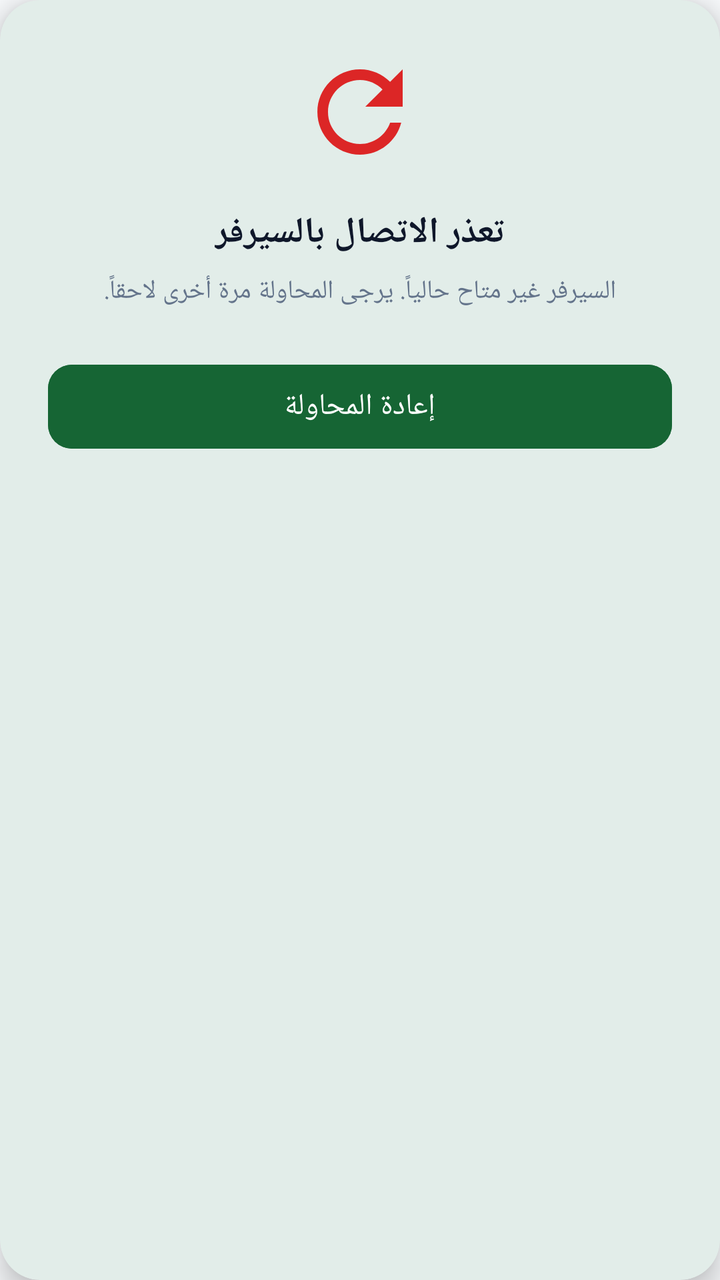
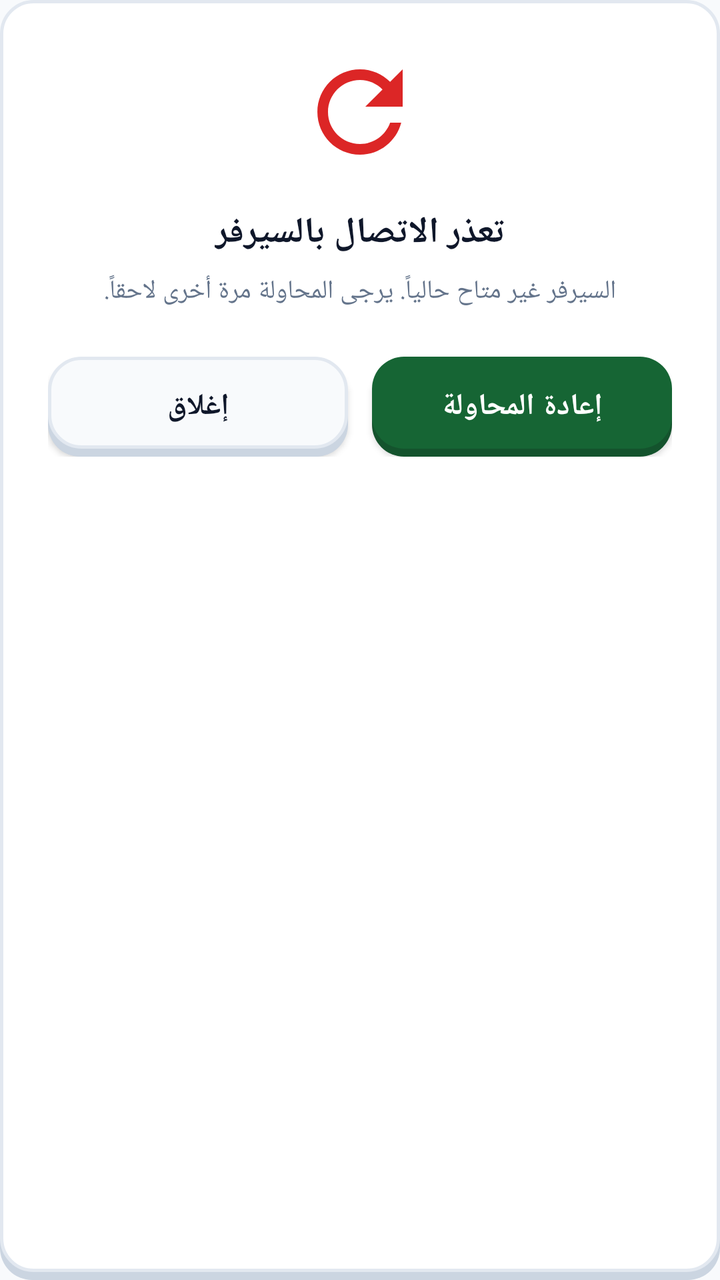

Two renders of the same Android screen: before a commit and after it. Below are the layout's source before the change and the commit's diff.
<!-- AndroidManifest.xml: application theme Theme.VisionHuntOnline -->
<!-- res/layout/dialog_server_error.xml -->
<?xml version="1.0" encoding="utf-8"?>
<com.google.android.material.card.MaterialCardView xmlns:android="http://schemas.android.com/apk/res/android"
    xmlns:app="http://schemas.android.com/apk/res-auto"
    android:layout_width="match_parent"
    android:layout_height="wrap_content"
    android:layout_margin="20dp"
    app:cardCornerRadius="20dp"
    app:cardElevation="8dp"
    app:strokeWidth="0dp">

    <LinearLayout
        android:layout_width="match_parent"
        android:layout_height="wrap_content"
        android:gravity="center"
        android:layoutDirection="rtl"
        android:orientation="vertical"
        android:padding="24dp"
        android:textDirection="rtl">

        <ImageView
            android:layout_width="64dp"
            android:layout_height="64dp"
            android:contentDescription="خطأ بالسيرفر"
            android:src="@drawable/ic_restart"
            app:tint="#DC2626" />

        <TextView
            android:layout_width="wrap_content"
            android:layout_height="wrap_content"
            android:layout_marginTop="16dp"
            android:text="تعذر الاتصال بالسيرفر"
            android:textColor="@color/text_primary"
            android:textSize="18sp"
            android:textStyle="bold" />

        <TextView
            android:layout_width="wrap_content"
            android:layout_height="wrap_content"
            android:layout_marginTop="8dp"
            android:gravity="center"
            android:text="السيرفر غير متاح حالياً. يرجى المحاولة مرة أخرى لاحقاً."
            android:textColor="@color/text_secondary"
            android:textSize="13sp" />

        <com.google.android.material.button.MaterialButton
            android:id="@+id/btn_retry_server"
            android:layout_width="match_parent"
            android:layout_height="50dp"
            android:layout_marginTop="24dp"
            android:backgroundTint="#166534"
            android:text="إعادة المحاولة"
            android:textSize="15sp"
            app:cornerRadius="12dp" />

    </LinearLayout>

</com.google.android.material.card.MaterialCardView>
<!-- resources referenced by this layout -->
<resources>
  <!-- unchanged entries left out for length: 6 -->
</resources>

<!-- the commit's change to res/layout/dialog_server_error.xml (unified diff, before → after) -->
@@ -1,12 +1,10 @@
 <?xml version="1.0" encoding="utf-8"?>
-<com.google.android.material.card.MaterialCardView xmlns:android="http://schemas.android.com/apk/res/android"
+<FrameLayout xmlns:android="http://schemas.android.com/apk/res/android"
     xmlns:app="http://schemas.android.com/apk/res-auto"
     android:layout_width="match_parent"
     android:layout_height="wrap_content"
     android:layout_margin="20dp"
-    app:cardCornerRadius="20dp"
-    app:cardElevation="8dp"
-    app:strokeWidth="0dp">
+    android:background="@drawable/bg_3d_card_16dp">
 
     <LinearLayout
         android:layout_width="match_parent"
@@ -42,16 +40,38 @@
             android:textColor="@color/text_secondary"
             android:textSize="13sp" />
 
-        <com.google.android.material.button.MaterialButton
-            android:id="@+id/btn_retry_server"
+        <LinearLayout
             android:layout_width="match_parent"
-            android:layout_height="50dp"
+            android:layout_height="wrap_content"
             android:layout_marginTop="24dp"
-            android:backgroundTint="#166534"
-            android:text="إعادة المحاولة"
-            android:textSize="15sp"
-            app:cornerRadius="12dp" />
+            android:orientation="horizontal">
+
+            <androidx.appcompat.widget.AppCompatButton
+                android:id="@+id/btn_retry_server"
+                android:layout_width="0dp"
+                android:layout_height="50dp"
+                android:layout_marginEnd="6dp"
+                android:layout_weight="1"
+                android:background="@drawable/bg_3d_btn_primary"
+                android:text="إعادة المحاولة"
+                android:textColor="#FFFFFF"
+                android:textSize="15sp"
+                android:textStyle="bold" />
+
+            <androidx.appcompat.widget.AppCompatButton
+                android:id="@+id/btn_close_server"
+                android:layout_width="0dp"
+                android:layout_height="50dp"
+                android:layout_marginStart="6dp"
+                android:layout_weight="1"
+                android:background="@drawable/bg_3d_btn_outline"
+                android:text="إغلاق"
+                android:textColor="@color/text_primary"
+                android:textSize="15sp"
+                android:textStyle="bold" />
+
+        </LinearLayout>
 
     </LinearLayout>
 
-</com.google.android.material.card.MaterialCardView>
+</FrameLayout>
<!-- resource entries referenced after the edit -->
@@ -1,5 +1,111 @@
 <!-- resources referenced by this layout -->
 <resources>
+  <!-- drawable bg_3d_btn_outline (drawable) -->
+  <?xml version="1.0" encoding="utf-8"?>
+  <selector xmlns:android="http://schemas.android.com/apk/res/android">
+      <item android:state_pressed="true">
+          <layer-list>
+              <item android:top="4dp">
+                  <shape>
+                      <corners android:radius="16dp" />
+                      <solid android:color="@color/btn_outline_bg" />
+                      <stroke android:width="1.5dp" android:color="@color/btn_outline_stroke" />
+                  </shape>
+              </item>
+          </layer-list>
+      </item>
+      <item android:state_checked="true">
+          <layer-list>
+              <item android:top="4dp">
+                  <shape>
+                      <corners android:radius="16dp" />
+                      <solid android:color="@color/btn_outline_shadow" />
+                  </shape>
+              </item>
+              <item android:bottom="4dp">
+                  <shape>
+                      <corners android:radius="16dp" />
+                      <solid android:color="@color/task_completed_bg" />
+                      <stroke android:width="1.5dp" android:color="@color/task_completed_stroke" />
+                  </shape>
+              </item>
+          </layer-list>
+      </item>
+      <item>
+          <layer-list>
+              <item android:top="4dp">
+                  <shape>
+                      <corners android:radius="16dp" />
+                      <solid android:color="@color/btn_outline_shadow" />
+                  </shape>
+              </item>
+              <item android:bottom="4dp">
+                  <shape>
+                      <corners android:radius="16dp" />
+                      <solid android:color="@color/btn_outline_bg" />
+                      <stroke android:width="1.5dp" android:color="@color/btn_outline_stroke" />
+                  </shape>
+              </item>
+          </layer-list>
+      </item>
+  </selector>
+  <!-- drawable bg_3d_btn_primary (drawable) -->
+  <?xml version="1.0" encoding="utf-8"?>
+  <selector xmlns:android="http://schemas.android.com/apk/res/android">
+      <item android:state_pressed="true">
+          <layer-list>
+              <item android:top="4dp">
+                  <shape>
+                      <corners android:radius="16dp" />
+                      <solid android:color="@color/btn_primary_bg" />
+                  </shape>
+              </item>
+          </layer-list>
+      </item>
+      <item>
+          <layer-list>
+              <item android:top="4dp">
+                  <shape>
+                      <corners android:radius="16dp" />
+                      <solid android:color="@color/btn_primary_shadow" />
+                  </shape>
+              </item>
+              <item android:bottom="4dp">
+                  <shape>
+                      <corners android:radius="16dp" />
+                      <solid android:color="@color/btn_primary_bg" />
+                  </shape>
+              </item>
+          </layer-list>
+      </item>
+  </selector>
+  <!-- drawable bg_3d_card_16dp (drawable) -->
+  <?xml version="1.0" encoding="utf-8"?>
+  <layer-list xmlns:android="http://schemas.android.com/apk/res/android">
+      <item android:top="4dp">
+          <shape>
+              <corners android:radius="16dp" />
+              <solid android:color="@color/card_shadow" />
+          </shape>
+      </item>
+      <item android:bottom="4dp">
+          <shape>
+              <corners android:radius="16dp" />
+              <solid android:color="@color/task_card_background" />
+              <stroke android:width="1.5dp" android:color="@color/card_stroke" />
+          </shape>
+      </item>
+  </layer-list>
+  <color name="btn_outline_bg">#F8FAFC</color>
+  <color name="btn_outline_stroke">#E2E8F0</color>
+  <color name="btn_outline_shadow">#CBD5E1</color>
+  <color name="task_completed_bg">#F0FDF4</color>
+  <color name="task_completed_stroke">#86EFAC</color>
+  <color name="btn_primary_bg">#166534</color>
+  <color name="btn_primary_shadow">#14532D</color>
+  <color name="card_shadow">#CBD5E1</color>
+  <color name="task_card_background">#FFFFFF</color>
+  <color name="card_stroke">#E2E8F0</color>
   <!-- unchanged entries left out for length: 6 -->
 </resources>
 
